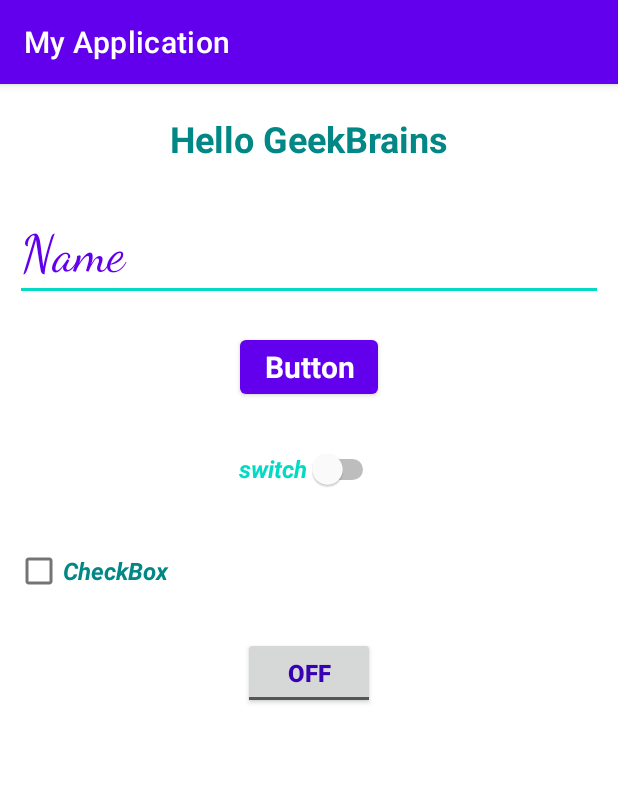
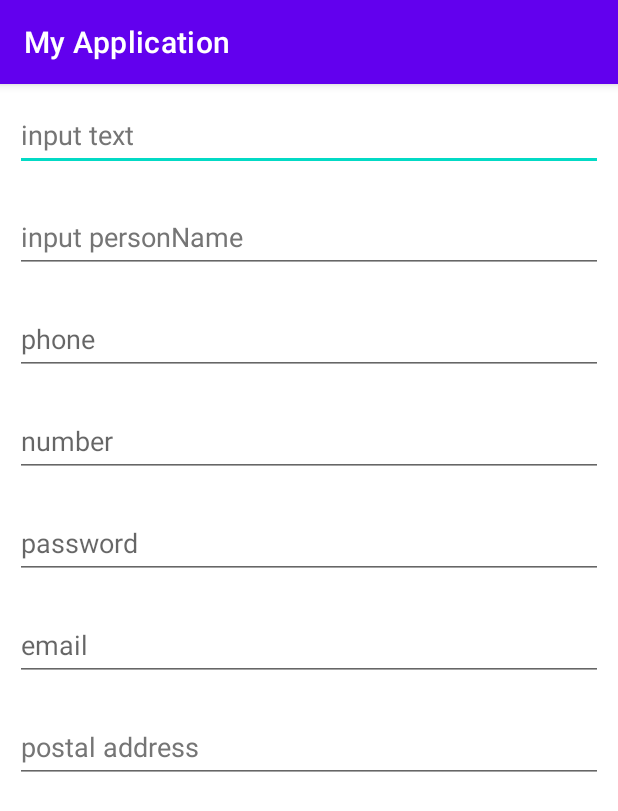
Before and after one commit to viktormel/HelloGeekBrains, an Android app: the screen it shows after launch (MainActivity), on a phone screen of 412 x 824 dp. Shown: the top 811 px of the screen. Run offline under Robolectric (Android 15) with nearby library versions, the phone set to English and light mode, and no system bars.

Commit message:
Выполнено задание 2

```diff
--- a/app/src/main/java/come/geekbrains/myapplication/MainActivity.java
+++ b/app/src/main/java/come/geekbrains/myapplication/MainActivity.java
@@ -1,14 +1,14 @@
 package come.geekbrains.myapplication;
 
+import android.os.Bundle;
+
 import androidx.appcompat.app.AppCompatActivity;
-
-import android.os.Bundle;
 
 public class MainActivity extends AppCompatActivity {
 
   @Override
   protected void onCreate(Bundle savedInstanceState) {
     super.onCreate(savedInstanceState);
-    setContentView(R.layout.main_activity);
+    setContentView(R.layout.adress_activity);
   }
 }
--- /dev/null
+++ b/app/src/main/res/layout/adress_activity.xml
@@ -0,0 +1,73 @@
+<?xml version="1.0" encoding="utf-8"?>
+<LinearLayout xmlns:android="http://schemas.android.com/apk/res/android"
+    android:orientation="vertical"
+    android:layout_width="match_parent"
+    android:layout_height="match_parent">
+
+    <EditText
+        android:layout_width="match_parent"
+        android:layout_height="wrap_content"
+        android:layout_margin="10dp"
+        android:hint="@string/input_text"
+        android:importantForAutofill="no"
+        android:inputType="text"
+        android:minHeight="48dp"
+        android:textColorHint="#757575" />
+
+    <EditText
+        android:layout_width="match_parent"
+        android:layout_height="wrap_content"
+        android:layout_margin="10dp"
+        android:hint="@string/input_person_name"
+        android:inputType="textPersonName"
+        android:minHeight="48dp"
+        android:textColorHint="#757575"
+        android:importantForAutofill="no" />
+
+    <EditText
+        android:layout_width="match_parent"
+        android:layout_height="wrap_content"
+        android:layout_margin="10dp"
+        android:hint="@string/phone"
+        android:inputType="phone"
+        android:minHeight="48dp"
+        android:importantForAutofill="no" />
+
+    <EditText
+        android:layout_width="match_parent"
+        android:layout_height="wrap_content"
+        android:layout_margin="10dp"
+        android:hint="@string/number"
+        android:inputType="number"
+        android:minHeight="48dp"
+        android:importantForAutofill="no" />
+
+    <EditText
+        android:layout_width="match_parent"
+        android:layout_height="wrap_content"
+        android:layout_margin="10dp"
+        android:hint="@string/password"
+        android:inputType="textPassword"
+        android:minHeight="48dp"
+        android:importantForAutofill="no" />
+
+    <EditText
+        android:layout_width="match_parent"
+        android:layout_height="wrap_content"
+        android:layout_margin="10dp"
+        android:hint="@string/email"
+        android:inputType="textEmailAddress"
+        android:minHeight="48dp"
+        android:importantForAutofill="no" />
+
+    <EditText
+        android:layout_width="match_parent"
+        android:layout_height="wrap_content"
+        android:layout_margin="10dp"
+        android:hint="@string/postal_address"
+        android:importantForAutofill="no"
+        android:inputType="textPostalAddress"
+        android:minHeight="48dp"
+        android:textColorHint="#757575" />
+
+</LinearLayout>
--- a/app/src/main/res/values/strings.xml
+++ b/app/src/main/res/values/strings.xml
@@ -7,4 +7,11 @@
     <string name="togglebutton">ToggleButton</string>
     <string name="Switch">switch</string>
     <string name="hello_geekbrains">Hello GeekBrains</string>
+    <string name="input_text">input text</string>
+    <string name="input_person_name">input personName</string>
+    <string name="phone">phone</string>
+    <string name="number">number</string>
+    <string name="password">password</string>
+    <string name="email">email</string>
+    <string name="postal_address">postal address</string>
 </resources>
```
